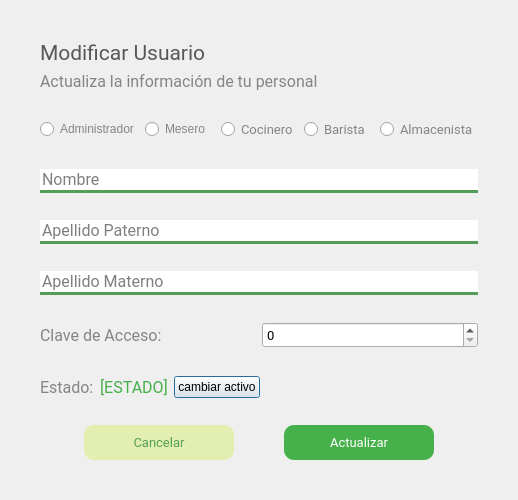
The window that El-Patio/administrador/admin_modificar_usuario.ui (MrDanielG/IHC-ElPatio) describes before a commit, drawn with Qt 5.
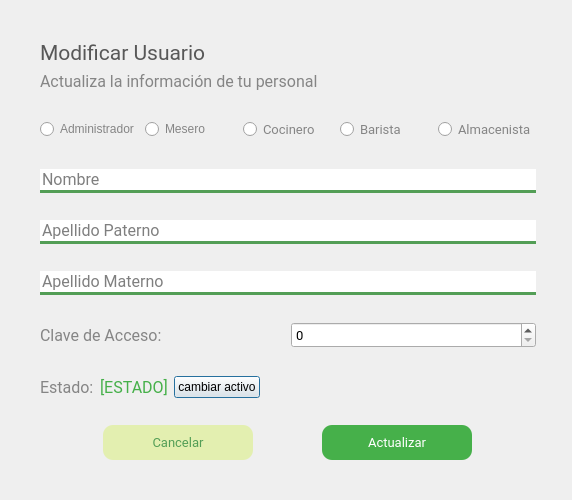
The same window after the commit.

Commit message:
CREATE Reservaciones UI
Sin funcionalidad

```diff
--- a/El-Patio/administrador/admin_modificar_usuario.ui
+++ b/El-Patio/administrador/admin_modificar_usuario.ui
@@ -6,7 +6,7 @@
    <rect>
     <x>0</x>
     <y>0</y>
-    <width>518</width>
+    <width>572</width>
     <height>500</height>
    </rect>
   </property>
@@ -18,7 +18,7 @@
     <rect>
      <x>40</x>
      <y>40</y>
-     <width>438</width>
+     <width>496</width>
      <height>420</height>
     </rect>
    </property>
```
The commit also changes 4 other files.
